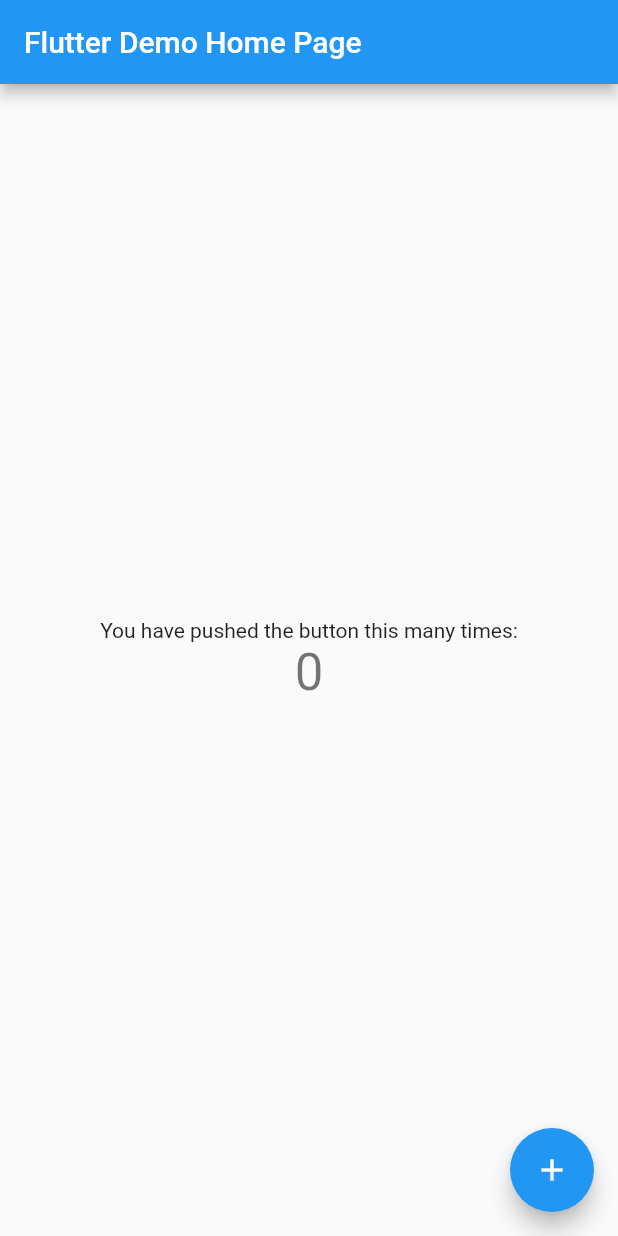
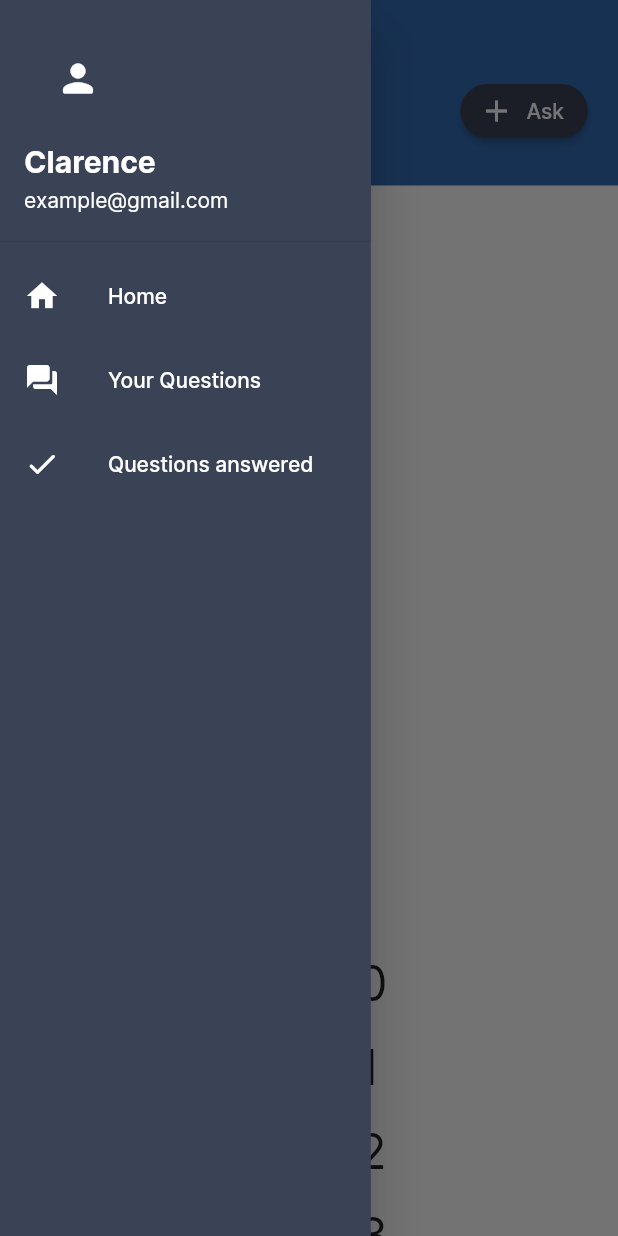
Before and after one commit to clarencekwl/scse-knowledge-hub, a Flutter app: the screen it shows after launch, with the side drawer open (before the commit the screen has no drawer), on a phone screen of 412 x 824 dp. Run offline on Flutter 3.47's test engine with Material 2 defaults, Android fonts, the phone set to English and light mode, and no system bars.

Commit message:
:construction: [UI] splash and home page

```diff
--- a/scse_knowledge_hub_app/analysis_options.yaml
+++ b/scse_knowledge_hub_app/analysis_options.yaml
@@ -22,6 +22,7 @@ linter:
   # `// ignore_for_file: name_of_lint` syntax on the line or in the file
   # producing the lint.
   rules:
+    prefer_const_constructors: false
     # avoid_print: false  # Uncomment to disable the `avoid_print` rule
     # prefer_single_quotes: true  # Uncomment to enable the `prefer_single_quotes` rule
 
--- a/scse_knowledge_hub_app/lib/main.dart
+++ b/scse_knowledge_hub_app/lib/main.dart
@@ -1,115 +1,111 @@
+import 'dart:io';
+
 import 'package:flutter/material.dart';
+import 'package:flutter/services.dart';
+import 'package:provider/provider.dart';
+import 'package:scse_knowledge_hub_app/pages/home_page.dart';
+import 'package:scse_knowledge_hub_app/pages/splash_screen_page.dart';
+import 'package:scse_knowledge_hub_app/pages/unknown_page.dart';
 
-void main() {
-  runApp(const MyApp());
+void main() async {
+  WidgetsFlutterBinding.ensureInitialized();
+  // await Firebase.initializeApp(options: DefaultFirebaseOptions.currentPlatform);
+  // await GlobalData().loadSharedPreferences();
+  SystemChrome.setPreferredOrientations(
+      [DeviceOrientation.portraitUp, DeviceOrientation.portraitDown]);
+
+  runApp(MyApp());
 }
 
-class MyApp extends StatelessWidget {
-  const MyApp({super.key});
-
-  // This widget is the root of your application.
+class MyApp extends StatefulWidget {
   @override
-  Widget build(BuildContext context) {
-    return MaterialApp(
-      title: 'Flutter Demo',
-      theme: ThemeData(
-        // This is the theme of your application.
-        //
-        // Try running your application with "flutter run". You'll see the
-        // application has a blue toolbar. Then, without quitting the app, try
-        // changing the primarySwatch below to Colors.green and then invoke
-        // "hot reload" (press "r" in the console where you ran "flutter run",
-        // or simply save your changes to "hot reload" in a Flutter IDE).
-        // Notice that the counter didn't reset back to zero; the application
-        // is not restarted.
-        primarySwatch: Colors.blue,
-      ),
-      home: const MyHomePage(title: 'Flutter Demo Home Page'),
-    );
-  }
+  _MyAppState createState() => _MyAppState();
 }
 
-class MyHomePage extends StatefulWidget {
-  const MyHomePage({super.key, required this.title});
+class _MyAppState extends State<MyApp> {
+  Key key = UniqueKey();
+  // GlobalData gd = GlobalData();
 
-  // This widget is the home page of your application. It is stateful, meaning
-  // that it has a State object (defined below) that contains fields that affect
-  // how it looks.
+  void restartApp() {
+    key = UniqueKey();
+    // setState(() {});
+  }
 
-  // This class is the configuration for the state. It holds the values (in this
-  // case the title) provided by the parent (in this case the App widget) and
-  // used by the build method of the State. Fields in a Widget subclass are
-  // always marked "final".
-
-  final String title;
+  // @override
+  // void onResumed() {
+  //   super.onResumed();
+  // }
 
   @override
-  State<MyHomePage> createState() => _MyHomePageState();
-}
-
-class _MyHomePageState extends State<MyHomePage> {
-  int _counter = 0;
-
-  void _incrementCounter() {
-    setState(() {
-      // This call to setState tells the Flutter framework that something has
-      // changed in this State, which causes it to rerun the build method below
-      // so that the display can reflect the updated values. If we changed
-      // _counter without calling setState(), then the build method would not be
-      // called again, and so nothing would appear to happen.
-      _counter++;
-    });
+  void initState() {
+    super.initState();
   }
 
   @override
   Widget build(BuildContext context) {
-    // This method is rerun every time setState is called, for instance as done
-    // by the _incrementCounter method above.
-    //
-    // The Flutter framework has been optimized to make rerunning build methods
-    // fast, so that you can just rebuild anything that needs updating rather
-    // than having to individually change instances of widgets.
-    return Scaffold(
-      appBar: AppBar(
-        // Here we take the value from the MyHomePage object that was created by
-        // the App.build method, and use it to set our appbar title.
-        title: Text(widget.title),
-      ),
-      body: Center(
-        // Center is a layout widget. It takes a single child and positions it
-        // in the middle of the parent.
-        child: Column(
-          // Column is also a layout widget. It takes a list of children and
-          // arranges them vertically. By default, it sizes itself to fit its
-          // children horizontally, and tries to be as tall as its parent.
-          //
-          // Invoke "debug painting" (press "p" in the console, choose the
-          // "Toggle Debug Paint" action from the Flutter Inspector in Android
-          // Studio, or the "Toggle Debug Paint" command in Visual Studio Code)
-          // to see the wireframe for each widget.
-          //
-          // Column has various properties to control how it sizes itself and
-          // how it positions its children. Here we use mainAxisAlignment to
-          // center the children vertically; the main axis here is the vertical
-          // axis because Columns are vertical (the cross axis would be
-          // horizontal).
-          mainAxisAlignment: MainAxisAlignment.center,
-          children: <Widget>[
-            const Text(
-              'You have pushed the button this many times:',
-            ),
-            Text(
-              '$_counter',
-              style: Theme.of(context).textTheme.headlineMedium,
-            ),
-          ],
+    try {
+      return KeyedSubtree(
+        key: key,
+        child: MaterialApp(
+          title: 'SCSE Knowledge Hub',
+          debugShowCheckedModeBanner: false,
+          theme: ThemeData(
+            // Define the default brightness and colors
+            // brightness: Brightness.dark,
+            primaryColor: Colors.white,
+            // accentColor: Colors.grey,
+            brightness: Brightness.light,
+            // primaryIconTheme: Theme.of(context).primaryIconTheme.copyWith(
+            //       color: Styles.pixiumRedColor,
+            //     ),
+            // primaryTextTheme: Theme.of(context).primaryTextTheme.apply(
+            //       bodyColor: Styles.pixiumRedColor,
+            //     ),
+            // for drawer color
+            //canvasColor: Colors.white,
+            // Define the default font family.
+            fontFamily: 'Inter',
+            // Define the default TextTheme. Use this to specify the default
+            // text styling for headlines, titles, bodies of text, and more.
+            //textTheme: Styles.appTextTheme,
+          ),
+          darkTheme: ThemeData(
+            brightness: Brightness.dark,
+            // primaryColorDark: Styles.pixiumRedColor,
+            // indicatorColor: Colors.white,
+            fontFamily: 'Inter',
+            // canvasColor: Colors.grey[800],
+            // primaryIconTheme: Theme.of(context).primaryIconTheme.copyWith(
+            //       color: Styles.pixiumRedColor,
+            //     ),
+            // primaryTextTheme: Theme.of(context).primaryTextTheme.apply(
+            //       bodyColor: Styles.pixiumRedColor,
+            //     ),
+            // primaryTextTheme: TextTheme(
+            //   headline6: TextStyle(color: Colors.red),
+            // ),
+            // appBarTheme: AppBarTheme(
+            //   brightness: Brightness.dark,
+            //   titleTextStyle: TextStyle(
+            //     color: Styles.pixiumRedColor,
+            //   ),
+            // ),
+            // cardColor: Colors.grey[600],
+            // cardTheme: CardTheme(),
+          ),
+          themeMode: ThemeMode.light,
+          initialRoute: SplashScreenPage.routeName,
+          home: HomePage(),
+          // routes: appRoutes as Map<String, Widget Function(BuildContext)>,
+          onUnknownRoute: (RouteSettings settings) {
+            return MaterialPageRoute(
+              builder: (BuildContext context) => UnknownPage(),
+            );
+          },
         ),
-      ),
-      floatingActionButton: FloatingActionButton(
-        onPressed: _incrementCounter,
-        tooltip: 'Increment',
-        child: const Icon(Icons.add),
-      ), // This trailing comma makes auto-formatting nicer for build methods.
-    );
+      );
+    } on SocketException {
+      return Container();
+    } finally {}
   }
 }
--- /dev/null
+++ b/scse_knowledge_hub_app/lib/pages/home_page.dart
@@ -0,0 +1,91 @@
+import 'package:flutter/material.dart';
+import 'package:flutter/src/widgets/framework.dart';
+import 'package:flutter/src/widgets/placeholder.dart';
+import 'package:scse_knowledge_hub_app/utils/styles.dart';
+import 'package:scse_knowledge_hub_app/widget/nav_bar_widget.dart';
+
+class HomePage extends StatefulWidget {
+  const HomePage({super.key});
+
+  @override
+  State<HomePage> createState() => _HomePageState();
+}
+
+class _HomePageState extends State<HomePage> {
+  @override
+  Widget build(BuildContext context) {
+    return Scaffold(
+      drawer: NavBar(),
+      body: CustomScrollView(
+        slivers: <Widget>[
+          SliverAppBar(
+              backgroundColor: Styles.primaryGreyColor,
+              expandedHeight: Styles.kScreenHeight(context) * 0.15,
+              flexibleSpace: FlexibleSpaceBar(
+                titlePadding: const EdgeInsets.only(bottom: 20, left: 25),
+                title: Column(
+                  mainAxisAlignment: MainAxisAlignment.end,
+                  crossAxisAlignment: CrossAxisAlignment.start,
+                  children: [
+                    const Text(
+                      "Hi, Clarence",
+                      style: TextStyle(
+                          color: Colors.white,
+                          fontSize: 14,
+                          fontWeight: FontWeight.bold),
+                      textScaleFactor: 1,
+                    ),
+                    SizedBox(height: 2.5),
+                    Text(
+                      "Share your knowledge or ask for help!",
+                      style: TextStyle(
+                        color: Colors.white.withOpacity(0.5),
+                        fontSize: 8,
+                      ),
+                      textScaleFactor: 1,
+                    ),
+                  ],
+                ),
+                background: Stack(
+                  children: [
+                    Container(
+                      color: Styles.primaryBlueColor,
+                    ),
+                    Positioned(
+                      top: 50,
+                      right: 20,
+                      child: InkWell(
+                          onTap: () {
+                            // TODO: on tap profile icon
+                          },
+                          child: ElevatedButton.icon(
+                              style: ElevatedButton.styleFrom(
+                                  backgroundColor: Styles.primaryGreyColor,
+                                  shape: RoundedRectangleBorder(
+                                      borderRadius: BorderRadius.circular(20))),
+                              onPressed: () => null,
+                              icon: Icon(Icons.add),
+                              label: Text("Ask"))),
+                    )
+                  ],
+                ),
+              )),
+          SliverList(
+            delegate: SliverChildBuilderDelegate(
+              (_, int index) {
+                return ListTile(
+                  leading: Container(
+                      padding: EdgeInsets.all(8),
+                      width: 100,
+                      child: Placeholder()),
+                  title: Text('Place ${index + 1}', textScaleFactor: 2),
+                );
+              },
+              childCount: 20,
+            ),
+          ),
+        ],
+      ),
+    );
+  }
+}
--- /dev/null
+++ b/scse_knowledge_hub_app/lib/pages/splash_screen_page.dart
@@ -0,0 +1,84 @@
+import 'dart:async';
+import 'dart:developer';
+
+import 'package:flutter/material.dart';
+import 'package:flutter/services.dart';
+import 'package:scse_knowledge_hub_app/pages/home_page.dart';
+import 'package:scse_knowledge_hub_app/utils/styles.dart';
+
+class SplashScreenPage extends StatefulWidget {
+  static const String routeName = '/splash';
+
+  @override
+  State<SplashScreenPage> createState() => _SplashScreenPageState();
+}
+
+class _SplashScreenPageState extends State<SplashScreenPage> {
+  @override
+  void initState() {
+    super.initState();
+
+    SystemChrome.setEnabledSystemUIMode(SystemUiMode.manual, overlays: [
+      SystemUiOverlay.bottom,
+    ]);
+    Timer(Duration(seconds: 3), () {
+      // use shared preferences to check if its user's first time opening this app
+      SystemChrome.setEnabledSystemUIMode(SystemUiMode.manual,
+          overlays: [SystemUiOverlay.top, SystemUiOverlay.bottom]);
+
+      // bool? displayGetStarted = GlobalData().get("display_get_started");
+      // log("displayGetStarted: ${displayGetStarted}");
+      // if (null != displayGetStarted) {
+      //   Navigator.of(context).pushReplacement(
+      //       MaterialPageRoute(builder: (context) => CaseOverviewPage()));
+      // } else {
+      Navigator.of(context)
+          .pushReplacement(MaterialPageRoute(builder: (context) => HomePage()));
+      // }
+    });
+  }
+
+  @override
+  Widget build(BuildContext context) {
+    return Material(
+      type: MaterialType.transparency,
+      child: Stack(children: [
+        Container(
+          height: double.infinity,
+          width: double.infinity,
+          color: Colors.white,
+          child: Center(
+            child: Column(
+              mainAxisSize: MainAxisSize.min,
+              children: <Widget>[
+                AspectRatio(
+                  aspectRatio: 1,
+                  child: Image.asset(
+                    'assets/images/scse-knowledge-hub-icon.png',
+                    fit: BoxFit.fill,
+                  ),
+                ),
+              ],
+            ),
+          ),
+        ),
+        // Positioned(
+        //   top: 0,
+        //   left: 0,
+        //   child: Image.asset(
+        //     'assets/images/top_left_splash_image.png',
+        //     width: Styles.kScreenWidth(context) * 0.6,
+        //   ),
+        // ),
+        // Positioned(
+        //   bottom: 0,
+        //   right: 0,
+        //   child: Image.asset(
+        //     'assets/images/bottom_right_splash_image.png',
+        //     width: Styles.kScreenWidth(context) * 0.6,
+        //   ),
+        // )
+      ]),
+    );
+  }
+}
--- /dev/null
+++ b/scse_knowledge_hub_app/lib/pages/unknown_page.dart
@@ -0,0 +1,15 @@
+import 'package:flutter/material.dart';
+
+class UnknownPage extends StatelessWidget {
+  @override
+  Widget build(BuildContext context) {
+    return Scaffold(
+      appBar: AppBar(
+        title: Text('Page Not Found!'),
+      ),
+      body: const Center(
+        child: Text('You seem to have been lost!'),
+      ),
+    );
+  }
+}
--- /dev/null
+++ b/scse_knowledge_hub_app/lib/utils/styles.dart
@@ -0,0 +1,180 @@
+import 'package:flutter/material.dart';
+
+// primaryColor = #9b51e0 rgb(155,81,224)
+
+class Styles {
+  //* Snap Styles
+  static Color primaryBackgroundColor = const Color.fromRGBO(194, 194, 194, 1);
+  static Color primaryGreyColor = const Color.fromRGBO(58, 66, 86, 1.0);
+  static Color secondaryBlueColor = const Color.fromRGBO(53, 92, 125, 1);
+  static Color primaryBlueColor = Color.fromRGBO(48, 121, 210, 0.745);
+  static Color greyColor = const Color.fromRGBO(177, 177, 177, 1);
+
+  static TextStyle titleTextStyle = TextStyle(
+    color: Styles.primaryBlueColor,
+    fontWeight: FontWeight.bold,
+    fontSize: 18,
+  );
+
+  static InputDecoration inputTextFieldStyle(String hintText,
+      {bool enabled = true}) {
+    return InputDecoration(
+      errorStyle: const TextStyle(height: 0, fontSize: 12),
+      hintText: hintText,
+      enabled: enabled,
+      isDense: true,
+      // contentPadding: EdgeInsets.symmetric(vertical: 1),
+      enabledBorder: OutlineInputBorder(
+          borderRadius: BorderRadius.circular(10),
+          borderSide: BorderSide(
+            width: 1,
+            color: Styles.primaryBlueColor,
+          )),
+      errorBorder: true == enabled
+          ? OutlineInputBorder(
+              borderSide: BorderSide(width: 1, color: Colors.red.shade400),
+              borderRadius: BorderRadius.circular(10),
+            )
+          : OutlineInputBorder(
+              borderSide: const BorderSide(color: Colors.grey, width: 1.2),
+              borderRadius: BorderRadius.circular(15),
+            ),
+      focusedErrorBorder: true == enabled
+          ? OutlineInputBorder(
+              borderSide: BorderSide(width: 1, color: Colors.red.shade400),
+              borderRadius: BorderRadius.circular(15),
+            )
+          : OutlineInputBorder(
+              borderSide: const BorderSide(color: Colors.grey, width: 1.2),
+              borderRadius: BorderRadius.circular(15),
+            ),
+      focusedBorder: OutlineInputBorder(
+        borderSide: BorderSide(width: 1, color: Styles.primaryBlueColor),
+        borderRadius: BorderRadius.circular(15),
+      ),
+      disabledBorder: OutlineInputBorder(
+        borderSide: const BorderSide(color: Colors.grey, width: 1.2),
+        borderRadius: BorderRadius.circular(15),
+      ),
+    );
+  }
+
+  //* Pixium Boilerplate Styles
+  static Color pixiumPurpleColor = Color.fromRGBO(108, 79, 240, 1);
+  static Color pixiumRedColor = Color.fromRGBO(219, 56, 50, 1);
+  static Color? appAccentColor = Colors.cyan[600];
+  static Color appCanvasColor = Colors.white;
+  static Color appBackground = Colors.blue;
+  static Color? commonDarkBackground = Colors.grey[200];
+  static Color? commonDarkCardBackground = Colors.grey[200]; // #1e2d3b
+
+  static Size screenSize(BuildContext context) {
+    return MediaQuery.of(context).size;
+  }
+
+  static double kScreenHeight(BuildContext context,
+      {double percentage = 1, double reducedBy = 0.0}) {
+    return (screenSize(context).height - reducedBy) * percentage;
+  }
+
+  static double kScreenWidth(BuildContext context,
+      {double percentage = 1, double reducedBy = 0.0}) {
+    return (screenSize(context).width - reducedBy) * percentage;
+  }
+
+  static Color? appDrawerIconColor = Colors.grey[800];
+  static TextStyle appDrawerTextStyle = TextStyle(color: Colors.grey[900]);
+
+  static TextStyle defaultStyle = TextStyle(
+    color: Colors.grey[800],
+  );
+
+  static TextStyle h1 = defaultStyle.copyWith(
+    fontWeight: FontWeight.w700,
+    fontSize: 18.0,
+    height: 22 / 18,
+    color: Colors.grey[700],
+  );
+
+  static TextStyle h1AppName = defaultStyle.copyWith(
+    fontSize: 30.0,
+    height: 35,
+    fontFamily: 'Prata',
+  );
+
+  static TextStyle title = defaultStyle.copyWith(
+    fontSize: 30.0,
+    height: 35,
+    fontFamily: 'Prata',
+  );
+
+  static TextStyle display1 = defaultStyle.copyWith(
+    fontSize: 30.0,
+    fontFamily: 'Radicals',
+  );
+
+  static TextStyle h1White = defaultStyle.copyWith(
+    fontWeight: FontWeight.w700,
+    fontSize: 18.0,
+    height: 22 / 18,
+    color: Colors.white,
+  );
+
+  static TextStyle p = defaultStyle.copyWith(
+    fontSize: 16.0,
+    color: Colors.grey[800],
+  );
+
+  static TextStyle pTheme = p.copyWith(
+    color: pixiumPurpleColor,
+  );
+
+  static TextStyle pWhite = p.copyWith(
+    color: Colors.white,
+  );
+
+  static TextStyle pMuted = p.copyWith(
+    color: Colors.grey[500],
+  );
+
+  static TextStyle pForgotPassword = p.copyWith(
+    color: Colors.blue,
+  );
+
+  static TextStyle pButton = defaultStyle.copyWith(
+    fontSize: 15.0,
+  );
+
+  static TextStyle error = defaultStyle.copyWith(
+    fontWeight: FontWeight.w500,
+    fontSize: 14.0,
+    color: Colors.red,
+  );
+
+  static InputDecoration input = InputDecoration(
+    fillColor: Colors.white,
+    focusColor: Colors.grey[900],
+    focusedBorder: OutlineInputBorder(
+      borderSide: BorderSide(
+        color: Colors.blue,
+        width: 2.0,
+      ),
+    ),
+    border: OutlineInputBorder(
+      gapPadding: 1.0,
+      borderSide: BorderSide(
+        color: Colors.grey[600]!,
+        width: 1.0,
+      ),
+    ),
+    hintStyle: TextStyle(
+      color: Colors.grey[600],
+    ),
+  );
+
+  // static int redColor = 0xffff2d55;
+  static Color tipColor = Color.fromRGBO(255, 226, 108, 1);
+  static Color matchWonCardSideColor = Color.fromRGBO(22, 160, 133, 1);
+  static Color matchLostCardSideColor = Color.fromRGBO(211, 84, 0, 1);
+  static Color? vipCardBgColor = Colors.orange[100];
+}
--- /dev/null
+++ b/scse_knowledge_hub_app/lib/widget/nav_bar_widget.dart
@@ -0,0 +1,71 @@
+import 'package:flutter/material.dart';
+import 'package:flutter/src/widgets/framework.dart';
+import 'package:flutter/src/widgets/placeholder.dart';
+import 'package:scse_knowledge_hub_app/pages/home_page.dart';
+import 'package:scse_knowledge_hub_app/utils/styles.dart';
+
+class NavBar extends StatelessWidget {
+  const NavBar({super.key});
+
+  @override
+  Widget build(BuildContext context) {
+    return Drawer(
+      width: Styles.kScreenWidth(context) * 0.6,
+      backgroundColor: Styles.primaryGreyColor,
+      child: ListView(
+        // Remove padding
+        padding: EdgeInsets.zero,
+        children: [
+          UserAccountsDrawerHeader(
+            accountName: Text("Clarence",
+                style: TextStyle(
+                    color: Colors.white,
+                    fontWeight: FontWeight.bold,
+                    fontSize: 20)),
+            accountEmail: Text('example@gmail.com',
+                style: TextStyle(color: Colors.white)),
+            currentAccountPicture: CircleAvatar(
+              radius: 25,
+              backgroundColor: Styles.primaryGreyColor,
+              child: const Icon(
+                Icons.person_rounded,
+                size: 30,
+                color: Colors.white,
+              ),
+            ),
+            decoration: BoxDecoration(
+              color: Styles.primaryGreyColor,
+            ),
+          ),
+          drawerList(
+            Icons.home,
+            "Home",
+            () {
+              Navigator.popUntil(
+                context,
+                ModalRoute.withName(Navigator.defaultRouteName),
+              );
+            },
+          ),
+          drawerList(
+              Icons.question_answer_rounded, "Your Questions", () => null),
+          drawerList(Icons.check_rounded, "Questions answered", () => null),
+        ],
+      ),
+    );
+  }
+
+  ListTile drawerList(IconData icon, String title, Function onTap) {
+    return ListTile(
+      leading: Icon(
+        icon,
+        color: Colors.white,
+      ),
+      title: Text(
+        title,
+        style: const TextStyle(color: Colors.white),
+      ),
+      onTap: () => onTap,
+    );
+  }
+}
```
Also changed, not shown: scse_knowledge_hub_app/pubspec.yaml (+8 -2 lines), scse_knowledge_hub_app/assets/fonts/Inter-VariableFont_slnt,wght.ttf (added), scse_knowledge_hub_app/assets/images/app-icon.png (added), scse_knowledge_hub_app/assets/images/bottom_right_splash_image.png (added), scse_knowledge_hub_app/assets/images/scse-knowledge-hub-icon.png (added), scse_knowledge_hub_app/assets/images/top_left_splash_image.png (added), scse_knowledge_hub_app/pubspec.lock, 3 other files.
